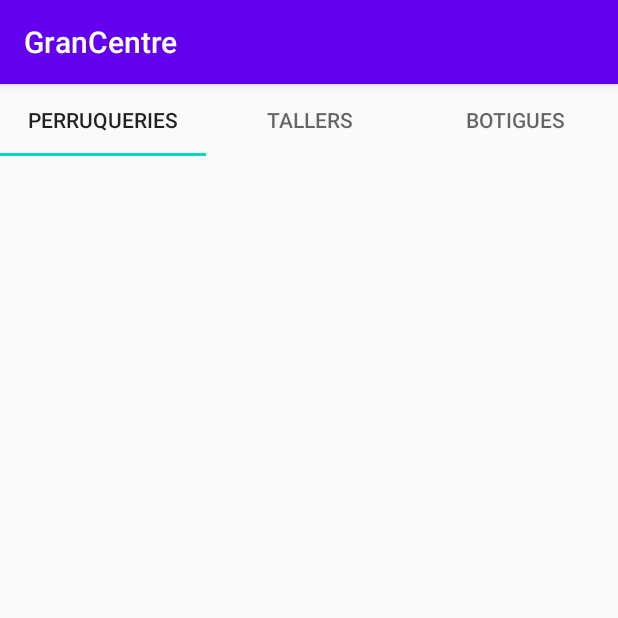
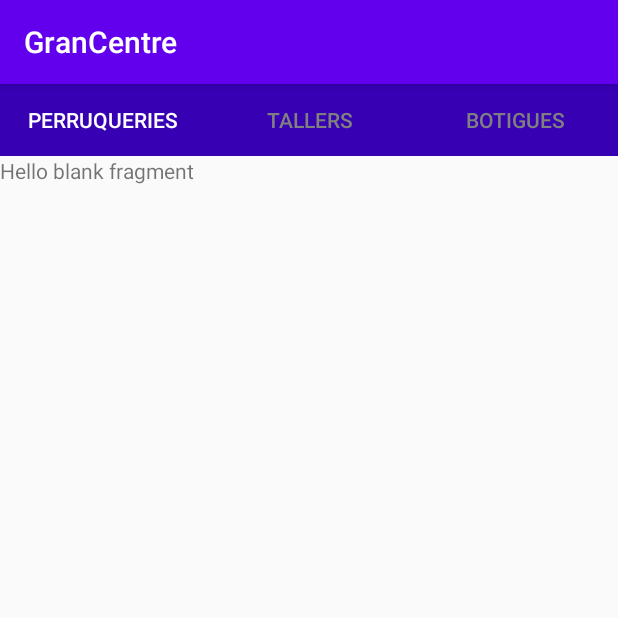
Before and after one commit to oscargonzalezgarcia/GranCentre, an Android app: the Activity_Business screen opened directly, with no data from a screen before it, on a phone screen of 412 x 824 dp, the top half of it. Run offline under Robolectric (Android 15) with nearby library versions, the phone set to English and light mode, and no system bars.

Commit message:
TABLAYOUT FUNCIONAL

```diff
--- a/app/build.gradle
+++ b/app/build.gradle
@@ -28,6 +28,7 @@ dependencies {
     implementation 'androidx.constraintlayout:constraintlayout:2.0.4'
     implementation 'com.google.android.material:material:1.2.1'
     implementation 'com.android.support:design:28.0.0'
+    implementation 'androidx.legacy:legacy-support-v4:1.0.0'
     testImplementation 'junit:junit:4.12'
     androidTestImplementation 'androidx.test.ext:junit:1.1.2'
     androidTestImplementation 'androidx.test.espresso:espresso-core:3.3.0'
--- a/app/src/main/java/com/example/grancentre/Activity_Business.java
+++ b/app/src/main/java/com/example/grancentre/Activity_Business.java
@@ -1,14 +1,41 @@
 package com.example.grancentre;
 
 import androidx.appcompat.app.AppCompatActivity;
+import androidx.viewpager.widget.ViewPager;
 
 import android.os.Bundle;
 
+import com.google.android.material.appbar.AppBarLayout;
+import com.google.android.material.tabs.TabLayout;
+
 public class Activity_Business extends AppCompatActivity {
+
+    private TabLayout tabLayout;
+    private ViewPager viewPager;
+    private  ViewPagerAdapter viewPagerAdapter;
 
     @Override
     protected void onCreate(Bundle savedInstanceState) {
         super.onCreate(savedInstanceState);
         setContentView(R.layout.activity__business);
+
+        setUpView();
+        setUpViewPagerAdapter();
     }
+
+    private void setUpViewPagerAdapter() {
+        viewPagerAdapter.addFragment(new PerruqueriaFragment(), "Perruqueries");
+        viewPagerAdapter.addFragment(new PerruqueriaFragment(), "Tallers");
+        viewPagerAdapter.addFragment(new PerruqueriaFragment(), "Botigues");
+        viewPager.setAdapter(viewPagerAdapter);
+
+        tabLayout.setupWithViewPager(viewPager);
+    }
+
+    private void setUpView() {
+        tabLayout = findViewById(R.id.tabLayout);
+        viewPager = findViewById(R.id.viewPager);
+        viewPagerAdapter = new ViewPagerAdapter(getSupportFragmentManager());
+    }
+
 }
--- /dev/null
+++ b/app/src/main/java/com/example/grancentre/PerruqueriaFragment.java
@@ -0,0 +1,64 @@
+package com.example.grancentre;
+
+import android.os.Bundle;
+
+import androidx.fragment.app.Fragment;
+
+import android.view.LayoutInflater;
+import android.view.View;
+import android.view.ViewGroup;
+
+/**
+ * A simple {@link Fragment} subclass.
+ * Use the {@link PerruqueriaFragment#newInstance} factory method to
+ * create an instance of this fragment.
+ */
+public class PerruqueriaFragment extends Fragment {
+
+    // TODO: Rename parameter arguments, choose names that match
+    // the fragment initialization parameters, e.g. ARG_ITEM_NUMBER
+    private static final String ARG_PARAM1 = "param1";
+    private static final String ARG_PARAM2 = "param2";
+
+    // TODO: Rename and change types of parameters
+    private String mParam1;
+    private String mParam2;
+
+    public PerruqueriaFragment() {
+        // Required empty public constructor
+    }
+
+    /**
+     * Use this factory method to create a new instance of
+     * this fragment using the provided parameters.
+     *
+     * @param param1 Parameter 1.
+     * @param param2 Parameter 2.
+     * @return A new instance of fragment PerruqueriaFragment.
+     */
+    // TODO: Rename and change types and number of parameters
+    public static PerruqueriaFragment newInstance(String param1, String param2) {
+        PerruqueriaFragment fragment = new PerruqueriaFragment();
+        Bundle args = new Bundle();
+        args.putString(ARG_PARAM1, param1);
+        args.putString(ARG_PARAM2, param2);
+        fragment.setArguments(args);
+        return fragment;
+    }
+
+    @Override
+    public void onCreate(Bundle savedInstanceState) {
+        super.onCreate(savedInstanceState);
+        if (getArguments() != null) {
+            mParam1 = getArguments().getString(ARG_PARAM1);
+            mParam2 = getArguments().getString(ARG_PARAM2);
+        }
+    }
+
+    @Override
+    public View onCreateView(LayoutInflater inflater, ViewGroup container,
+                             Bundle savedInstanceState) {
+        // Inflate the layout for this fragment
+        return inflater.inflate(R.layout.fragment_perruqueria, container, false);
+    }
+}
--- /dev/null
+++ b/app/src/main/java/com/example/grancentre/ViewPagerAdapter.java
@@ -0,0 +1,41 @@
+package com.example.grancentre;
+
+import androidx.annotation.NonNull;
+import androidx.fragment.app.Fragment;
+import androidx.fragment.app.FragmentManager;
+import androidx.fragment.app.FragmentPagerAdapter;
+
+import java.util.ArrayList;
+import java.util.List;
+
+public class ViewPagerAdapter extends FragmentPagerAdapter {
+
+    private List<Fragment> fragments = new ArrayList<>();
+    private List<String> fragmentsTitles = new ArrayList<>();
+
+    public ViewPagerAdapter(FragmentManager fragmentManager){
+        super(fragmentManager);
+    }
+    //@NonNull
+    @Override
+    public Fragment getItem(int position) {
+        return fragments.get(position);
+    }
+
+    @Override
+    public int getCount() {
+        return fragments.size();
+    }
+
+    @Override
+    public CharSequence getPageTitle(int position)
+    {
+        return fragmentsTitles.get(position);
+    }
+
+    public void addFragment(Fragment fragment, String title){
+        fragments.add(fragment);
+        fragmentsTitles.add(title);
+    }
+
+}
--- a/app/src/main/res/layout/activity__business.xml
+++ b/app/src/main/res/layout/activity__business.xml
@@ -1,26 +1,27 @@
 <?xml version="1.0" encoding="utf-8"?>
-<com.google.android.material.tabs.TabLayout xmlns:android="http://schemas.android.com/apk/res/android"
+<LinearLayout xmlns:android="http://schemas.android.com/apk/res/android"
     xmlns:app="http://schemas.android.com/apk/res-auto"
     xmlns:tools="http://schemas.android.com/tools"
     android:layout_width="match_parent"
     android:layout_height="wrap_content"
+    android:orientation="vertical"
     tools:context=".Activity_Business">
 
-    <com.google.android.material.tabs.TabItem
-        android:layout_width="wrap_content"
+    <com.google.android.material.tabs.TabLayout
+        android:id="@+id/tabLayout"
+        android:layout_width="match_parent"
         android:layout_height="wrap_content"
-        android:text="Perruqueries"
-        />
+        android:background="@color/colorPrimaryDark"
+        app:tabSelectedTextColor="@color/colorSelectedTab"
+        app:tabIndicator="@color/colorTabIndicator"
+        app:tabTextColor="@color/colorTabText">
+    </com.google.android.material.tabs.TabLayout>
 
-    <com.google.android.material.tabs.TabItem
-        android:layout_width="wrap_content"
-        android:layout_height="wrap_content"
-        android:text="Tallers"
-        />
-    <com.google.android.material.tabs.TabItem
-        android:layout_width="wrap_content"
-        android:layout_height="wrap_content"
-        android:text="Botigues"
-        />
+    <androidx.viewpager.widget.ViewPager
+        android:id="@+id/viewPager"
+        android:layout_width="match_parent"
+        android:layout_height="match_parent">
 
-</com.google.android.material.tabs.TabLayout>
+    </androidx.viewpager.widget.ViewPager>
+
+</LinearLayout>
--- /dev/null
+++ b/app/src/main/res/layout/fragment_perruqueria.xml
@@ -0,0 +1,14 @@
+<?xml version="1.0" encoding="utf-8"?>
+<FrameLayout xmlns:android="http://schemas.android.com/apk/res/android"
+    xmlns:tools="http://schemas.android.com/tools"
+    android:layout_width="match_parent"
+    android:layout_height="match_parent"
+    tools:context=".PerruqueriaFragment">
+
+    <!-- TODO: Update blank fragment layout -->
+    <TextView
+        android:layout_width="match_parent"
+        android:layout_height="match_parent"
+        android:text="@string/hello_blank_fragment" />
+
+</FrameLayout>
--- a/app/src/main/res/values/colors.xml
+++ b/app/src/main/res/values/colors.xml
@@ -3,4 +3,7 @@
     <color name="colorPrimary">#6200EE</color>
     <color name="colorPrimaryDark">#3700B3</color>
     <color name="colorAccent">#03DAC5</color>
+    <color name="colorSelectedTab">#FFFFFF</color>
+    <color name="colorTabIndicator">#ff5d00</color>
+    <color name="colorTabText">#808080</color>
 </resources>
--- a/app/src/main/res/values/strings.xml
+++ b/app/src/main/res/values/strings.xml
@@ -1,4 +1,6 @@
 <resources>
     <string name="app_name">GranCentre</string>
     <string name="TestRestaurant">Tagliatella</string>
+    <!-- TODO: Remove or change this placeholder text -->
+    <string name="hello_blank_fragment">Hello blank fragment</string>
 </resources>
```
Also changed, not shown: app/src/main/java/com/example/grancentre/BotigaFragment.java (added, +64 -0 lines), app/src/main/java/com/example/grancentre/TallerFragment.java (added, +64 -0 lines), app/src/main/res/layout/fragment_botiga.xml (added, +14 -0 lines), app/src/main/res/layout/fragment_taller.xml (added, +14 -0 lines).
